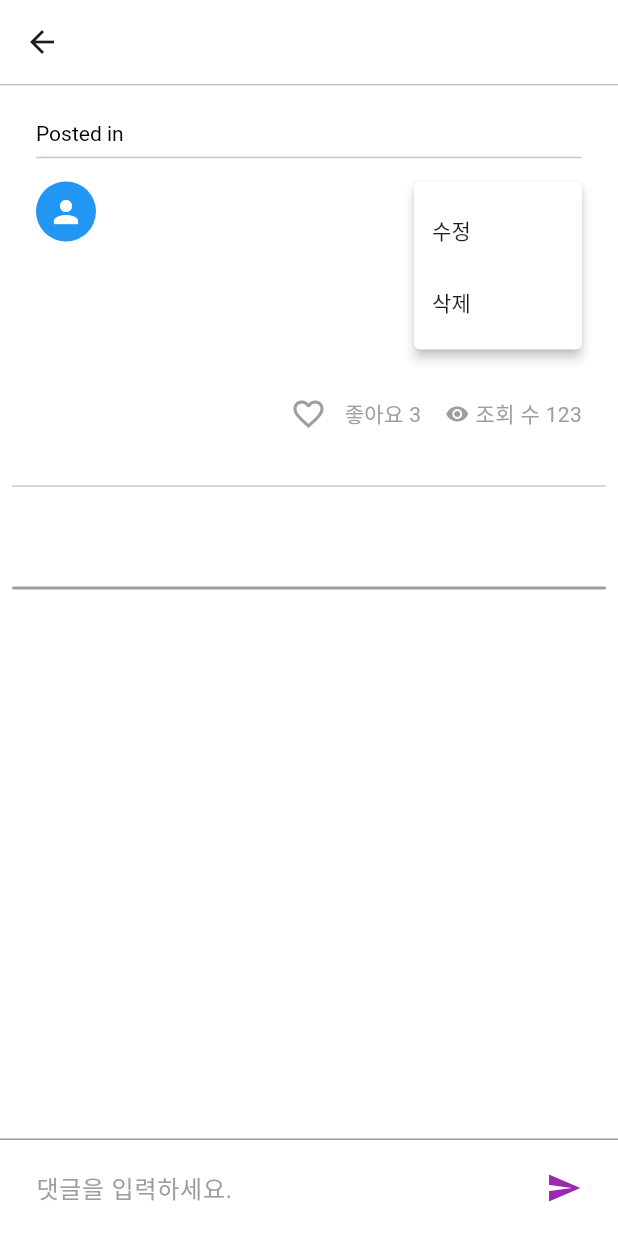
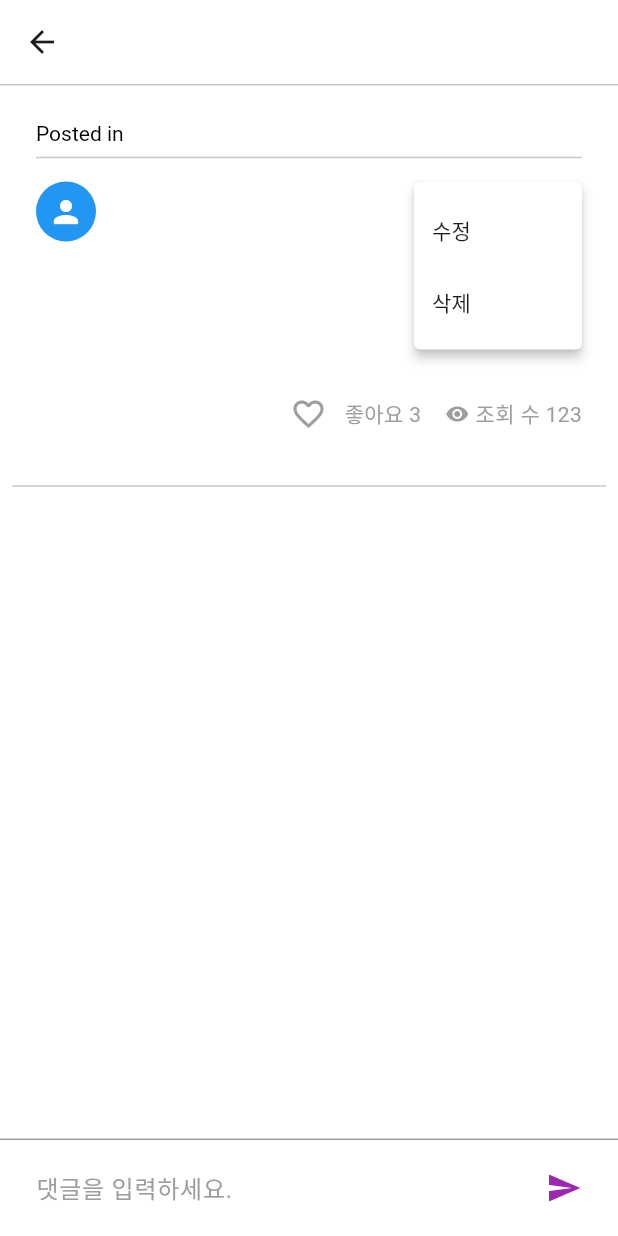
Before and after one commit to fourback/fourback_front, a Flutter app: the DetailScreen screen opened directly with empty values, after a tap on the "more vert" icon, on a phone screen of 412 x 824 dp. Run offline on Flutter 3.47's test engine with Material 3 defaults, Android fonts, the phone set to English and light mode, and no system bars; our stand-ins replace flutter_svg, shared_preferences; missing offline and left inert: kakao_flutter_sdk, kakao_flutter_sdk_common; accounts and stored records are empty; network calls fail.

Commit message:
comment borderupdate

```diff
--- a/lib/api_url.dart
+++ b/lib/api_url.dart
@@ -1,4 +1,4 @@
 class ApiUrl {
-  static const String baseUrl = 'http://192.168.0.7:8080'; //본인의 서버 url
+  static const String baseUrl = 'http://220.88.78.16:8080'; //본인의 서버 url
 
 }
--- a/lib/ip.dart
+++ b/lib/ip.dart
@@ -1 +1 @@
-String address = "192.168.0.7:8080";
+String address = "220.88.78.16:8080";
--- a/lib/screens/community/post_screen.dart
+++ b/lib/screens/community/post_screen.dart
@@ -124,10 +124,12 @@ class _DetailScreenState extends State<DetailScreen> {
         child: Padding(
           padding: const EdgeInsets.all(8.0),
           child: Column(
+
             crossAxisAlignment: CrossAxisAlignment.stretch,
             children: [
               // 글 내용 컨테이너
               Container(
+                color: Colors.white,
                 padding: EdgeInsets.all(16.0),
                 child: Column(
                   crossAxisAlignment: CrossAxisAlignment.start,
@@ -262,12 +264,6 @@ class _DetailScreenState extends State<DetailScreen> {
               SizedBox(height: 10.0),
               // 댓글 리스트
               SingleChildScrollView(
-                child: Container(
-                  decoration: BoxDecoration(
-                    border: Border.all(color: Colors.grey, width: 1),
-                    borderRadius: BorderRadius.circular(10.0),
-                    color: Colors.white,
-                  ),
                 child: Column(
                   children: List.generate(size, (index) {
                     List<dynamic> jsonData = commentsResult[index].reply?['result'];
@@ -284,6 +280,10 @@ class _DetailScreenState extends State<DetailScreen> {
                     return Column(
                       children: [
                         ListTile(
+                          shape: RoundedRectangleBorder(
+                            side: BorderSide(color: Colors.grey, width: 1),
+                            borderRadius: BorderRadius.circular(10.0),
+                          ),
                           contentPadding: EdgeInsets.symmetric(vertical: 10.0, horizontal: 15.0),
                           title: Row(
                             mainAxisAlignment: MainAxisAlignment.start,
@@ -504,11 +504,10 @@ class _DetailScreenState extends State<DetailScreen> {
                             ],
                           ),
                         ),
-                          Divider(color: Colors.grey),
+                        SizedBox(height: 16,)
                       ],
                     );
                   }),
-                  ),
                 ),
               ),
             ],
```
Lines whose indentation alone changed are shown as unchanged.
